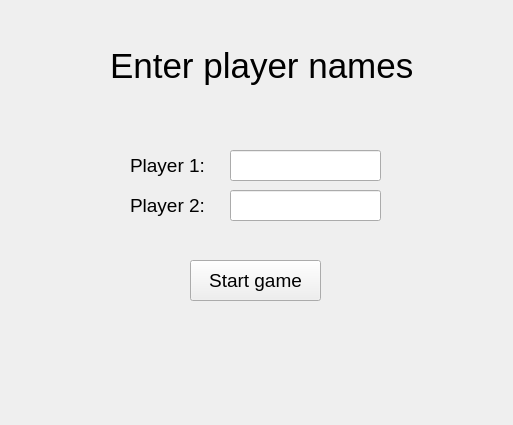
Above: src/OffGame/PlayerNames.ui from thehighestmath/sea_battle before the change. Below: the same form after it.
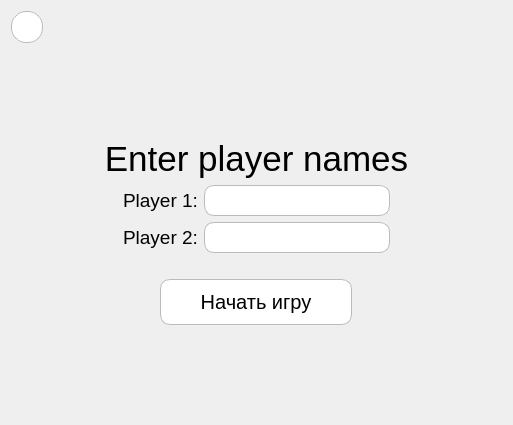
That is the form after the change.

Commit message: Add scoreboard | Add styles

```diff
--- a/src/OffGame/PlayerNames.ui
+++ b/src/OffGame/PlayerNames.ui
@@ -13,51 +13,71 @@
   <property name="windowTitle">
    <string>Form</string>
   </property>
-  <widget class="QLineEdit" name="lineEdit">
-   <property name="geometry">
-    <rect>
-     <x>230</x>
-     <y>150</y>
-     <width>151</width>
-     <height>31</height>
-    </rect>
-   </property>
-   <property name="font">
-    <font>
-     <pointsize>14</pointsize>
-    </font>
-   </property>
-   <property name="maxLength">
-    <number>20</number>
-   </property>
-  </widget>
-  <widget class="QLineEdit" name="lineEdit_2">
-   <property name="geometry">
-    <rect>
-     <x>230</x>
-     <y>190</y>
-     <width>151</width>
-     <height>31</height>
-    </rect>
-   </property>
-   <property name="font">
-    <font>
-     <pointsize>14</pointsize>
-    </font>
-   </property>
-   <property name="maxLength">
-    <number>20</number>
-   </property>
-  </widget>
+  <property name="styleSheet">
+   <string notr="true">QLineEdit{
+background: white;
+border: 1px solid #bbb;
+border-radius: 10px;
+padding: 2px 5px;
+}</string>
+  </property>
+  <layout class="QGridLayout" name="gridLayout">
+   <item row="0" column="0">
+    <layout class="QVBoxLayout" name="verticalLayout">
+     <item>
+      <layout class="QHBoxLayout" name="horizontalLayout_4">
+       <item>
+        <widget class="QPushButton" name="pushButton_2">
+         <property name="styleSheet">
+          <string notr="true">QPushButton{
+width: 30px;
+max-width: 30px;
+height: 30px;
+background: white;
+border: none;
+border: 1px solid #bbb;
+border-radius: 15px;
+}
+
+QPushButton:hover{
+background: #bbb
+}</string>
+         </property>
+         <property name="text">
+          <string/>
+         </property>
+        </widget>
+       </item>
+       <item>
+        <spacer name="horizontalSpacer_5">
+         <property name="orientation">
+          <enum>Qt::Horizontal</enum>
+         </property>
+         <property name="sizeHint" stdset="0">
+          <size>
+           <width>40</width>
+           <height>20</height>
+          </size>
+         </property>
+        </spacer>
+       </item>
+      </layout>
+     </item>
+     <item>
+      <spacer name="verticalSpacer_2">
+       <property name="orientation">
+        <enum>Qt::Vertical</enum>
+       </property>
+       <property name="sizeHint" stdset="0">
+        <size>
+         <width>20</width>
+         <height>40</height>
+        </size>
+       </property>
+      </spacer>
+     </item>
+     <item>
   <widget class="QLabel" name="label">
-   <property name="geometry">
-    <rect>
-     <x>110</x>
-     <y>40</y>
-     <width>321</width>
-     <height>51</height>
-    </rect>
-   </property>
    <property name="font">
     <font>
      <pointsize>26</pointsize>
@@ -69,16 +89,28 @@
    <property name="text">
     <string>Enter player names</string>
    </property>
-  </widget>
+       <property name="alignment">
+        <set>Qt::AlignCenter</set>
+       </property>
+      </widget>
+     </item>
+     <item>
+      <layout class="QHBoxLayout" name="horizontalLayout">
+       <item>
+        <spacer name="horizontalSpacer">
+         <property name="orientation">
+          <enum>Qt::Horizontal</enum>
+         </property>
+         <property name="sizeHint" stdset="0">
+          <size>
+           <width>40</width>
+           <height>20</height>
+          </size>
+         </property>
+        </spacer>
+       </item>
+       <item>
   <widget class="QLabel" name="label_2">
-   <property name="geometry">
-    <rect>
-     <x>130</x>
-     <y>150</y>
-     <width>81</width>
-     <height>31</height>
-    </rect>
-   </property>
    <property name="font">
     <font>
      <pointsize>14</pointsize>
@@ -88,15 +120,51 @@
     <string>Player 1:</string>
    </property>
   </widget>
+       </item>
+       <item>
+        <widget class="QLineEdit" name="lineEdit">
+         <property name="font">
+          <font>
+           <pointsize>14</pointsize>
+          </font>
+         </property>
+         <property name="maxLength">
+          <number>20</number>
+         </property>
+        </widget>
+       </item>
+       <item>
+        <spacer name="horizontalSpacer_2">
+         <property name="orientation">
+          <enum>Qt::Horizontal</enum>
+         </property>
+         <property name="sizeHint" stdset="0">
+          <size>
+           <width>40</width>
+           <height>20</height>
+          </size>
+         </property>
+        </spacer>
+       </item>
+      </layout>
+     </item>
+     <item>
+      <layout class="QHBoxLayout" name="horizontalLayout_2">
+       <item>
+        <spacer name="horizontalSpacer_3">
+         <property name="orientation">
+          <enum>Qt::Horizontal</enum>
+         </property>
+         <property name="sizeHint" stdset="0">
+          <size>
+           <width>40</width>
+           <height>20</height>
+          </size>
+         </property>
+        </spacer>
+       </item>
+       <item>
   <widget class="QLabel" name="label_3">
-   <property name="geometry">
-    <rect>
-     <x>130</x>
-     <y>190</y>
-     <width>81</width>
-     <height>31</height>
-    </rect>
-   </property>
    <property name="font">
     <font>
      <pointsize>14</pointsize>
@@ -106,24 +174,110 @@
     <string>Player 2:</string>
    </property>
   </widget>
+       </item>
+       <item>
+        <widget class="QLineEdit" name="lineEdit_2">
+         <property name="font">
+          <font>
+           <pointsize>14</pointsize>
+          </font>
+         </property>
+         <property name="maxLength">
+          <number>20</number>
+         </property>
+        </widget>
+       </item>
+       <item>
+        <spacer name="horizontalSpacer_4">
+         <property name="orientation">
+          <enum>Qt::Horizontal</enum>
+         </property>
+         <property name="sizeHint" stdset="0">
+          <size>
+           <width>40</width>
+           <height>20</height>
+          </size>
+         </property>
+        </spacer>
+       </item>
+      </layout>
+     </item>
+     <item>
+      <spacer name="verticalSpacer_3">
+       <property name="orientation">
+        <enum>Qt::Vertical</enum>
+       </property>
+       <property name="sizeType">
+        <enum>QSizePolicy::Fixed</enum>
+       </property>
+       <property name="sizeHint" stdset="0">
+        <size>
+         <width>20</width>
+         <height>20</height>
+        </size>
+       </property>
+      </spacer>
+     </item>
+     <item>
+      <layout class="QHBoxLayout" name="horizontalLayout_3">
+       <item>
   <widget class="QPushButton" name="pushButton">
-   <property name="geometry">
-    <rect>
-     <x>190</x>
-     <y>260</y>
-     <width>131</width>
-     <height>41</height>
-    </rect>
+         <property name="maximumSize">
+          <size>
+           <width>192</width>
+           <height>16777215</height>
+          </size>
    </property>
    <property name="font">
     <font>
-     <pointsize>14</pointsize>
-    </font>
-   </property>
+           <pointsize>-1</pointsize>
+          </font>
+         </property>
+         <property name="styleSheet">
+          <string notr="true">QPushButton{
+background: white;
+border: none;
+border: 1px solid #bbb;
+max-width: 150px;
+font-size: 20px;
+padding: 10px 20px;
+border-radius: 10px;
+color: black;
+}
+
+QPushButton:hover{
+background: #bbb
+}
+
+QPushButton:disabled{
+background: #ccc;
+border-color: #bbb;
+color: #999;
+}</string>
+         </property>
    <property name="text">
-    <string>Start game</string>
-   </property>
-  </widget>
+          <string>Начать игру</string>
+         </property>
+        </widget>
+       </item>
+      </layout>
+     </item>
+     <item>
+      <spacer name="verticalSpacer">
+       <property name="orientation">
+        <enum>Qt::Vertical</enum>
+       </property>
+       <property name="sizeHint" stdset="0">
+        <size>
+         <width>20</width>
+         <height>40</height>
+        </size>
+       </property>
+      </spacer>
+     </item>
+    </layout>
+   </item>
+  </layout>
  </widget>
  <resources/>
  <connections/>
```
Left out of the diff: 4 changed lines with no effect on the pictures. Lines whose indentation alone changed are shown as unchanged. The commit also changes 13 other files.
